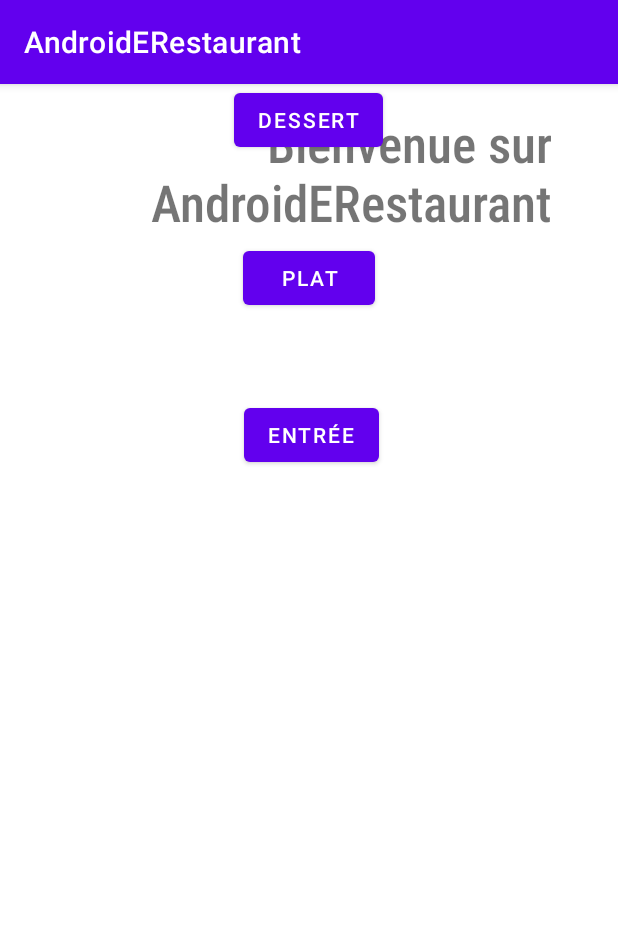
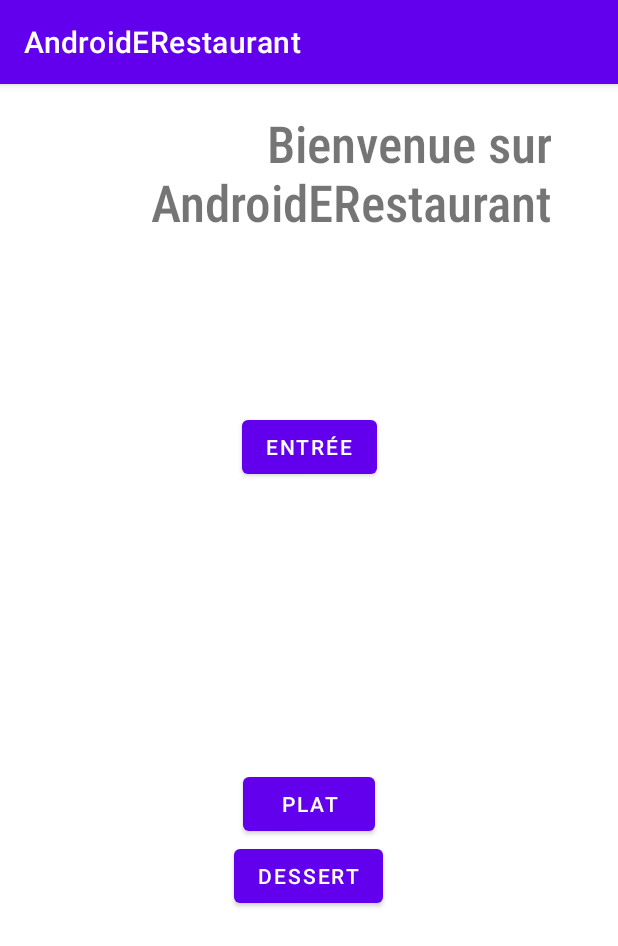
Before and after one commit to MatheoBailly/AndroidERestaurant, an Android app: the screen it shows after launch (HomeActivity), on a phone screen of 412 x 824 dp. Shown: the top 946 px of the screen. Run offline under Robolectric (Android 15) with nearby library versions, the phone set to English and light mode, and no system bars.

Commit message:
permier commit

```diff
--- a/app/src/main/java/fr/isen/bailly/androiderestaurant/HomeActivity.kt
+++ b/app/src/main/java/fr/isen/bailly/androiderestaurant/HomeActivity.kt
@@ -1,6 +1,8 @@
 package fr.isen.bailly.androiderestaurant
 
+import android.content.Intent
 import android.os.Bundle
+import android.widget.Button
 import android.widget.Toast
 import androidx.appcompat.app.AppCompatActivity
 
@@ -10,20 +12,24 @@ class HomeActivity : AppCompatActivity() {
     override fun onCreate(savedInstanceState: Bundle?) {
         super.onCreate(savedInstanceState)
         setContentView(R.layout.activity_home)
-    }
 
-    private fun showToastEntree(){
+        val btnStarter = findViewById<Button>(R.id.btnStarter)
+        val btnMainDish = findViewById<Button>(R.id.btnMainDish)
+        val btnDessert = findViewById<Button>(R.id.btnDessert)
+
+        btnStarter.setOnClickListener{
             val toast = Toast.makeText(this@HomeActivity, "Vous avez sélectionné l'entrée", Toast.LENGTH_SHORT)
             toast.show()
         }
 
-    private fun showToastPlat(){
+        btnMainDish.setOnClickListener{
             val toast = Toast.makeText(this@HomeActivity, "Vous avez sélectionné le plat", Toast.LENGTH_SHORT)
             toast.show()
         }
 
-    private fun showToastDessert(){
+        btnDessert.setOnClickListener{
             val toast = Toast.makeText(this@HomeActivity, "Vous avez sélectionné le dessert", Toast.LENGTH_SHORT)
             toast.show()
         }
     }
+}
--- /dev/null
+++ b/app/src/main/res/layout/activity_dessert.xml
@@ -0,0 +1,6 @@
+<?xml version="1.0" encoding="utf-8"?>
+<androidx.constraintlayout.widget.ConstraintLayout xmlns:android="http://schemas.android.com/apk/res/android"
+    android:layout_width="match_parent"
+    android:layout_height="match_parent">
+
+</androidx.constraintlayout.widget.ConstraintLayout>
--- a/app/src/main/res/layout/activity_home.xml
+++ b/app/src/main/res/layout/activity_home.xml
@@ -25,34 +25,34 @@
         app:layout_constraintVertical_bias="0.024" />
 
     <Button
-        android:id="@+id/entree"
+        android:id="@+id/btnStarter"
         android:layout_width="wrap_content"
         android:layout_height="wrap_content"
-        android:layout_marginTop="108dp"
+        android:layout_marginTop="116dp"
         android:text="Entrée"
         app:layout_constraintEnd_toEndOf="parent"
-        app:layout_constraintHorizontal_bias="0.506"
         app:layout_constraintStart_toStartOf="parent"
         app:layout_constraintTop_toBottomOf="@+id/textView" />
 
     <Button
-        android:id="@+id/dessert"
+        android:id="@+id/btnDessert"
         android:layout_width="wrap_content"
         android:layout_height="wrap_content"
+        android:layout_marginBottom="216dp"
         android:text="Dessert"
+        app:layout_constraintBottom_toBottomOf="parent"
         app:layout_constraintEnd_toEndOf="parent"
         app:layout_constraintHorizontal_bias="0.498"
-        app:layout_constraintStart_toStartOf="parent"
-        tools:layout_editor_absoluteY="495dp" />
+        app:layout_constraintStart_toStartOf="parent" />
 
     <Button
-        android:id="@+id/plat"
+        android:id="@+id/btnMainDish"
         android:layout_width="wrap_content"
         android:layout_height="wrap_content"
         android:text="Plat"
-        app:layout_constraintBottom_toTopOf="@+id/dessert"
+        app:layout_constraintBottom_toTopOf="@+id/btnDessert"
         app:layout_constraintEnd_toEndOf="parent"
         app:layout_constraintStart_toStartOf="parent"
-        app:layout_constraintTop_toBottomOf="@+id/entree" />
+        app:layout_constraintTop_toBottomOf="@+id/btnEntree" />
 
 </androidx.constraintlayout.widget.ConstraintLayout>
--- /dev/null
+++ b/app/src/main/res/layout/activity_main_dish.xml
@@ -0,0 +1,6 @@
+<?xml version="1.0" encoding="utf-8"?>
+<androidx.constraintlayout.widget.ConstraintLayout xmlns:android="http://schemas.android.com/apk/res/android"
+    android:layout_width="match_parent"
+    android:layout_height="match_parent">
+
+</androidx.constraintlayout.widget.ConstraintLayout>
--- /dev/null
+++ b/app/src/main/res/layout/activity_starter.xml
@@ -0,0 +1,6 @@
+<?xml version="1.0" encoding="utf-8"?>
+<androidx.constraintlayout.widget.ConstraintLayout xmlns:android="http://schemas.android.com/apk/res/android"
+    android:layout_width="match_parent"
+    android:layout_height="match_parent">
+
+</androidx.constraintlayout.widget.ConstraintLayout>
--- a/build.gradle
+++ b/build.gradle
@@ -6,7 +6,7 @@ buildscript {
     }
     dependencies {
         classpath "com.android.tools.build:gradle:7.0.4"
-        classpath "org.jetbrains.kotlin:kotlin-gradle-plugin:1.5.20"
+        classpath 'org.jetbrains.kotlin:kotlin-gradle-plugin:1.6.10'
 
         // NOTE: Do not place your application dependencies here; they belong
         // in the individual module build.gradle files
```
Also changed, not shown: app/src/main/AndroidManifest.xml (+12 -1 lines), app/src/main/java/fr/isen/bailly/androiderestaurant/DessertActivity.kt (added, +13 -0 lines), app/src/main/java/fr/isen/bailly/androiderestaurant/MainDishActivity.kt (added, +12 -0 lines), app/src/main/java/fr/isen/bailly/androiderestaurant/StarterActivity.kt (added, +13 -0 lines), app/src/main/res/layout/activity_main.xml (added, +9 -0 lines). Lines whose indentation alone changed are shown as unchanged.
